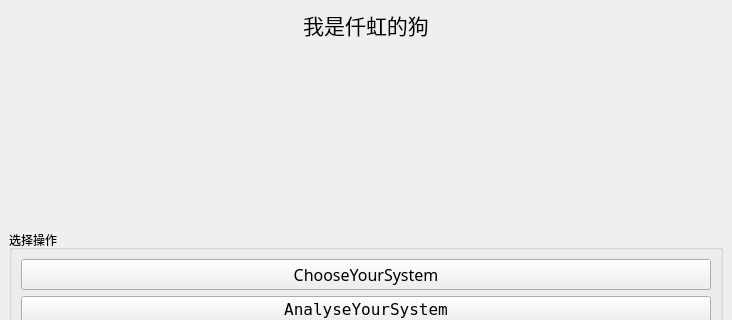
Old version of the form mainwindow.ui in the repository tinfll/ContractHomework; both pictures show x 0 to 732 and y 0 to 320 of the 732 by 576 pixel window.
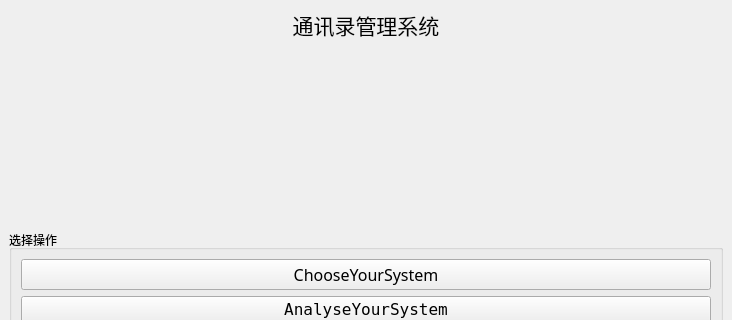
New version of the form. Icons and pictures are not drawn.

Diff of the .ui file:
```diff
--- a/mainwindow.ui
+++ b/mainwindow.ui
@@ -25,7 +25,7 @@
        </font>
       </property>
       <property name="text">
-       <string>我是仟虹的狗</string>
+       <string>通讯录管理系统</string>
       </property>
       <property name="alignment">
        <set>Qt::AlignCenter</set>
@@ -40,7 +40,7 @@
       <property name="sizeHint" stdset="0">
        <size>
         <width>20</width>
-        <height>40</height>
+        <height>30</height>
        </size>
       </property>
      </spacer>
@@ -95,7 +95,7 @@
       <property name="sizeHint" stdset="0">
        <size>
         <width>20</width>
-        <height>40</height>
+        <height>10</height>
        </size>
       </property>
      </spacer>
```
